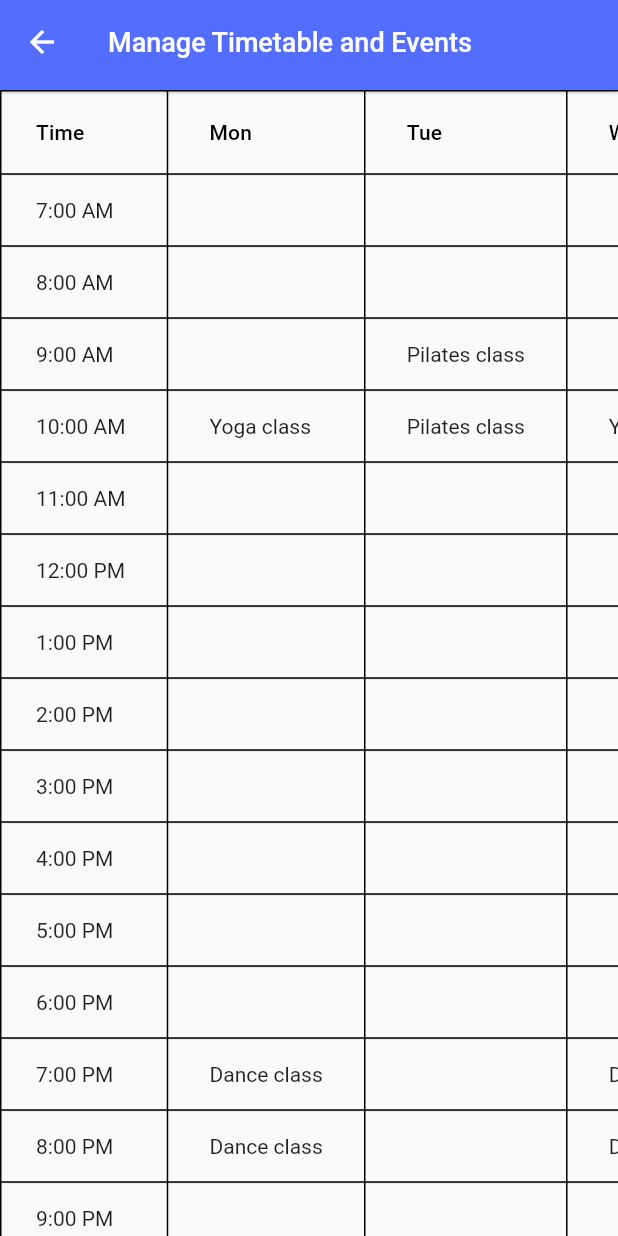
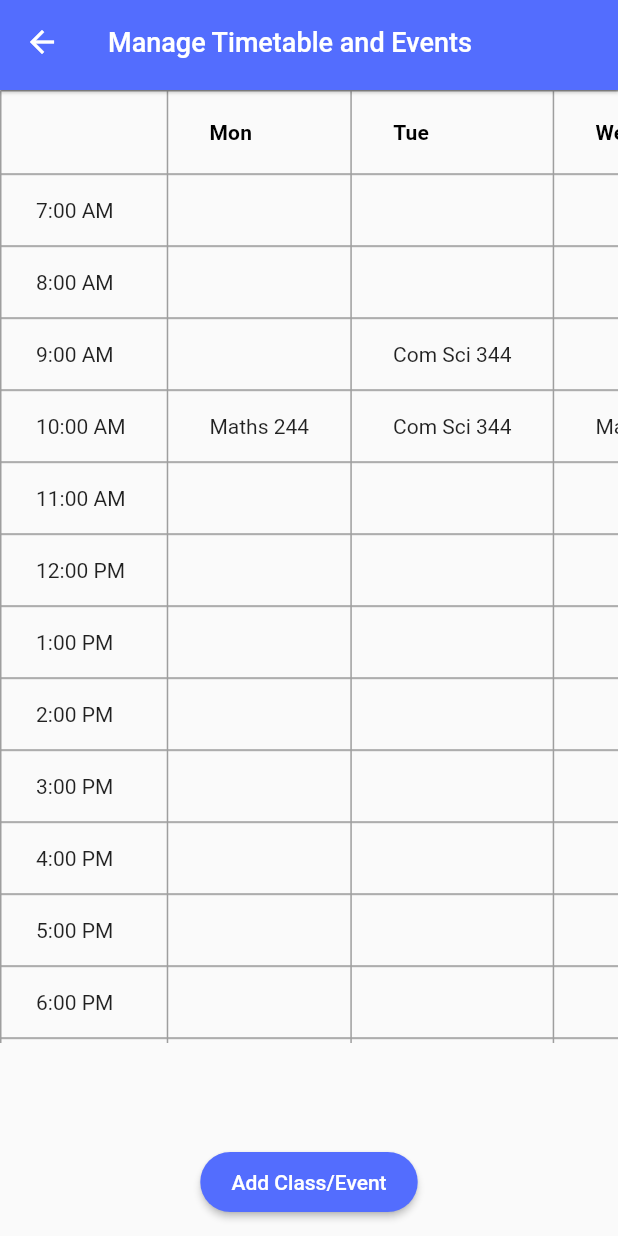
Before and after one commit to SthembisoVinjwa/ClockwiseHQ, a Flutter app: the screen it shows after launch, after a tap on "Manage Timetable and Events", on a phone screen of 412 x 824 dp. Run offline on Flutter 3.47's test engine with Material 2 defaults, Android fonts, the phone set to English and light mode, and no system bars; our stand-ins replace google_mobile_ads, table_calendar; network calls fail.

Commit message:
Ads on weekely timetable

```diff
--- a/lib/main.dart
+++ b/lib/main.dart
@@ -1,7 +1,10 @@
 import 'package:flutter/material.dart';
+import 'package:google_mobile_ads/google_mobile_ads.dart';
 import 'screens/home.dart';
 
 void main() {
+  WidgetsFlutterBinding.ensureInitialized();
+  MobileAds.instance.initialize();
   runApp(const MyApp());
 }
 
--- a/lib/timetable/weekly.dart
+++ b/lib/timetable/weekly.dart
@@ -1,4 +1,5 @@
 import 'package:flutter/material.dart';
+import 'package:google_mobile_ads/google_mobile_ads.dart';
 import 'package:intl/intl.dart';
 import 'activity.dart';
 
@@ -10,29 +11,57 @@ class WeekTimetable extends StatefulWidget {
 }
 
 class _WeekTimetableState extends State<WeekTimetable> {
+  late BannerAd _bannerAd;
+  bool _isAdLoaded = false;
+
+  @override
+  void initState() {
+    super.initState();
+    _initBannerAd();
+  }
+
+  void _initBannerAd() {
+    _bannerAd = BannerAd(
+        size: AdSize.banner,
+        adUnitId: 'ca-app-pub-7872743903266632/8320653540',
+        listener: BannerAdListener(
+            onAdLoaded: (ad) {
+              setState(() {
+                _isAdLoaded = true;
+              });
+            },
+            onAdFailedToLoad: (ad, error) {
+              print(error);
+            }
+        ),
+        request: AdRequest());
+
+    _bannerAd.load();
+  }
+
   final List<Activity> activities = [
     Activity(
-      'Yoga class',
-      'Yoga studio',
-      'Jane Doe',
+      'Maths 244',
+      'Jan Mouton',
+      'Dr. Gray',
       [TimeOfDay(hour: 10, minute: 0)],
       ['Mon', 'Wed', 'Fri'],
       DateTime(2023, 4, 1),
       DateTime(2023, 4, 30),
     ),
     Activity(
-      'Pilates class',
-      'Fitness center',
-      'John Smith',
+      'Com Sci 344',
+      'Enginerring building room A303',
+      'Willem Bester',
       [TimeOfDay(hour: 9, minute: 0), TimeOfDay(hour: 10, minute: 0)],
       ['Tue', 'Thu'],
       DateTime(2023, 4, 1),
       DateTime(2023, 4, 30),
     ),
     Activity(
-      'Dance class',
-      'Dance studio',
-      'Emily Brown',
+      'GIT 312',
+      'Geology Building',
+      'Dr. Stuurman',
       [TimeOfDay(hour: 19, minute: 0), TimeOfDay(hour: 20, minute: 0)],
       ['Mon', 'Wed'],
       DateTime(2023, 4, 1),
@@ -42,11 +71,48 @@ class _WeekTimetableState extends State<WeekTimetable> {
 
   @override
   Widget build(BuildContext context) {
-    return SingleChildScrollView(
-      scrollDirection: Axis.vertical,
-      child: SingleChildScrollView(
-        scrollDirection: Axis.horizontal,
-        child: buildDataTable(),
+    return Scaffold(
+      floatingActionButtonLocation: FloatingActionButtonLocation.centerFloat,
+      floatingActionButton: SizedBox(
+        width: 145,
+        height: 40,
+        child: ElevatedButton(
+          style: ElevatedButton.styleFrom(
+            foregroundColor: Colors.white,
+            backgroundColor: Colors.indigoAccent,
+            padding: const EdgeInsets.symmetric(
+                horizontal: 20, vertical: 10),
+            shape: RoundedRectangleBorder(
+              borderRadius: BorderRadius.circular(20),
+            ), // Text color
+          ),
+          onPressed: () {
+            // Code for navigating to create/manage timetable screen
+          },
+          child: const Text('Add Class/Event'),
+        ),
+      ),
+      body: Column(
+        children: [
+          if (_isAdLoaded)
+            Expanded(
+              child: SizedBox(
+                height: _bannerAd.size.height.toDouble(),
+                width: _bannerAd.size.width.toDouble(),
+                child: AdWidget(ad: _bannerAd,),
+              ),
+            ),
+          SizedBox(
+            height: 635,
+            child: SingleChildScrollView(
+              scrollDirection: Axis.vertical,
+              child: SingleChildScrollView(
+                scrollDirection: Axis.horizontal,
+                child: buildDataTable(),
+              ),
+            ),
+          ),
+        ],
       ),
     );
   }
@@ -77,10 +143,14 @@ class _WeekTimetableState extends State<WeekTimetable> {
     ];
 
     return DataTable(
-      border: TableBorder.all(),
+      border: TableBorder.all(color: Colors.grey),
       columns: [
-        DataColumn(label: Text('Time')),
-        ...daysOfWeek.map((day) => DataColumn(label: Text(day))),
+        DataColumn(label: Text('')),
+        ...daysOfWeek.map((day) => DataColumn(
+                label: Text(
+              day,
+              style: TextStyle(fontWeight: FontWeight.bold),
+            ))),
       ],
       rows: [
         for (final time in timesOfDay)
--- a/pubspec.yaml
+++ b/pubspec.yaml
@@ -37,6 +37,7 @@ dependencies:
   # The following adds the Cupertino Icons font to your application.
   # Use with the CupertinoIcons class for iOS style icons.
   cupertino_icons: ^1.0.2
+  google_mobile_ads: ^2.4.0
 
 dev_dependencies:
   flutter_test:
```
Also changed, not shown: pubspec.lock, 3 other files.
